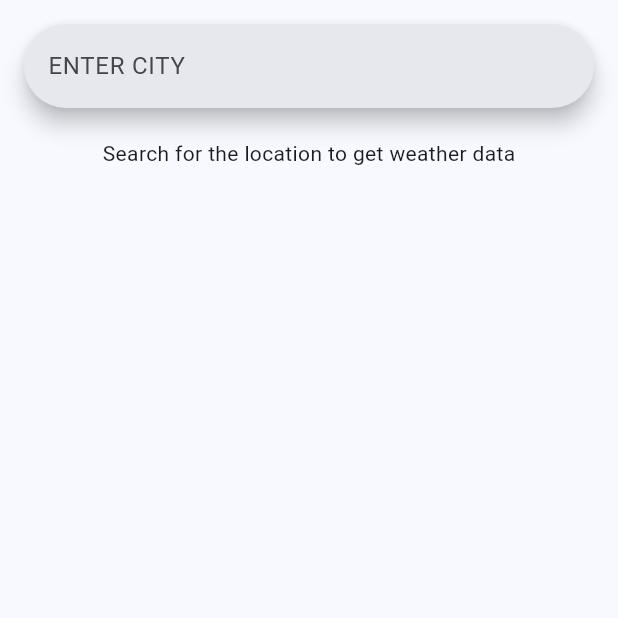
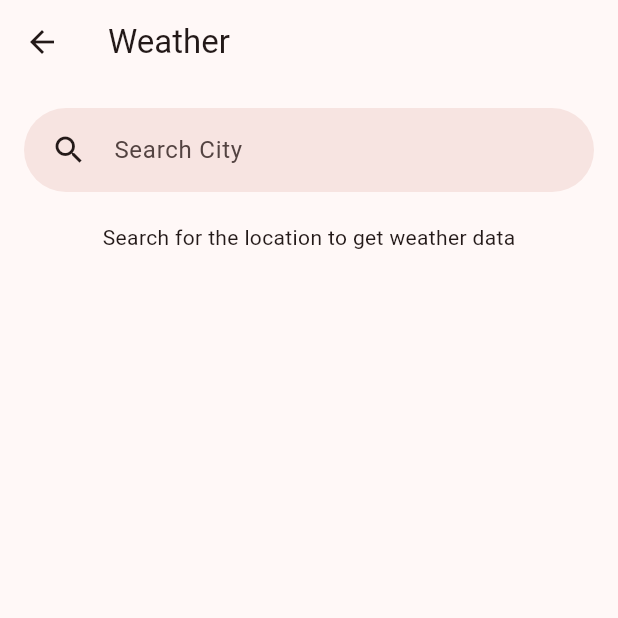
Before and after one commit to raffaji/flutterapp, a Flutter app: the HomePage screen opened directly, on a phone screen of 412 x 824 dp, the top half of it. Run offline on Flutter 3.47's test engine with Material 3 defaults, Android fonts, the phone set to English and light mode, and no system bars; our stand-ins replace flutter_dotenv, flutter_map, latlong2.

Commit message:
Refactor search widget in homepage.dart and update dependencies in pubspec.yaml

```diff
--- a/lib/homepage.dart
+++ b/lib/homepage.dart
@@ -16,13 +16,24 @@ class _HomePageState extends State<HomePage> {
 
   @override
   Widget build(BuildContext context) {
-    return SafeArea(
-        child: Scaffold(
+    return Scaffold(
+      appBar: AppBar(
+        title: const Text("Weather"),
+      ),
       body: Container(
         padding: const EdgeInsets.all(16),
         child: Column(
           children: [
-            _buildSearchWidget(),
+            SearchBar(
+              padding: WidgetStatePropertyAll(const EdgeInsets.symmetric(horizontal: 18)),
+              leading: Icon(Icons.search),
+              hintText: "Search City",
+              elevation: WidgetStateProperty.all(0),
+              onSubmitted: (value) {
+                ///TODO : validate the input
+                _getWeatherData(value);
+              },
+            ),
             const SizedBox(height: 20),
             if (inProgress)
               CircularProgressIndicator()
@@ -32,15 +43,6 @@ class _HomePageState extends State<HomePage> {
           ],
         ),
       ),
-    ));
-  }
-
-  Widget _buildSearchWidget() {
-    return SearchBar(
-      hintText: "ENTER CITY",
-      onSubmitted: (value) {
-        _getWeatherData(value);
-      },
     );
   }
 
--- a/lib/map_screen.dart
+++ b/lib/map_screen.dart
@@ -46,7 +46,10 @@ class _MapScreenState extends State<MapScreen> {
   @override
   Widget build(BuildContext context) {
     return Scaffold(
+      extendBodyBehindAppBar: true,
       appBar: AppBar(
+        elevation: 10,
+        backgroundColor: Colors.transparent,
         title: Text('Weather Map'),
       ),
       body: FlutterMap(
--- a/pubspec.yaml
+++ b/pubspec.yaml
@@ -32,7 +32,6 @@ dependencies:
     sdk: flutter
   flutter_map: ^4.0.0   # For using OpenStreetMap in Flutter
   latlong2: ^0.8.1      # For latitude and longitude handling
-  weather: ^3.0.0
   http: ^0.13.6
   flutter_dotenv: ^5.0.2
   # The following adds the Cupertino Icons font to your application.
```
Also changed, not shown: lib/main.dart (+46 -18 lines).
